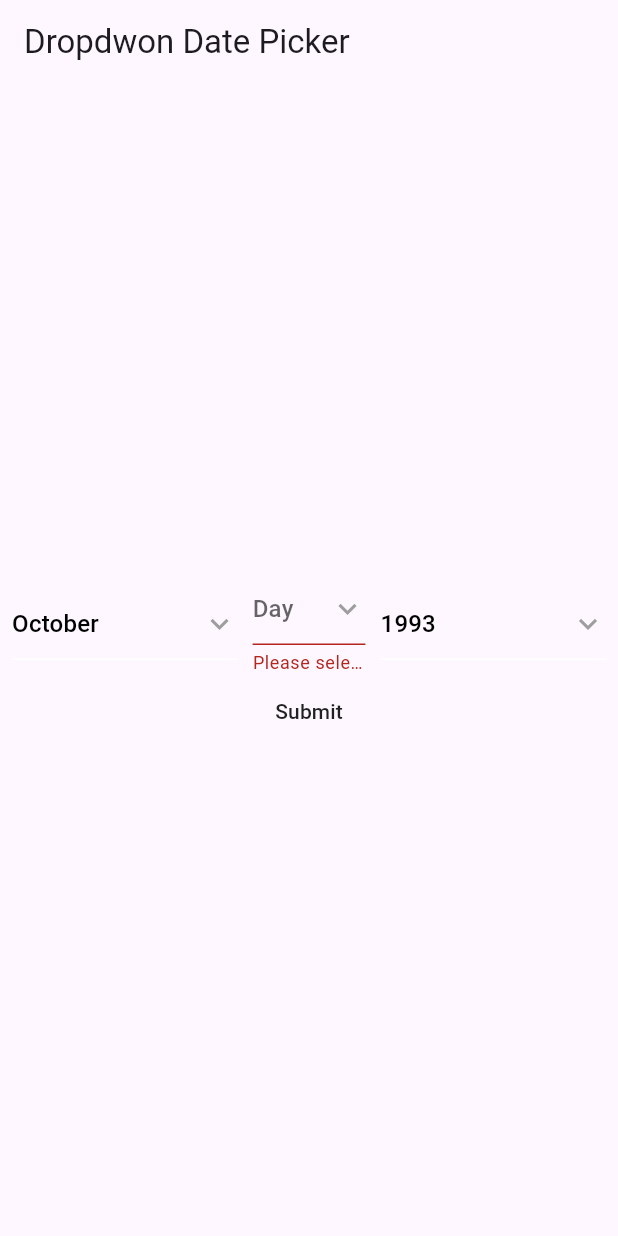
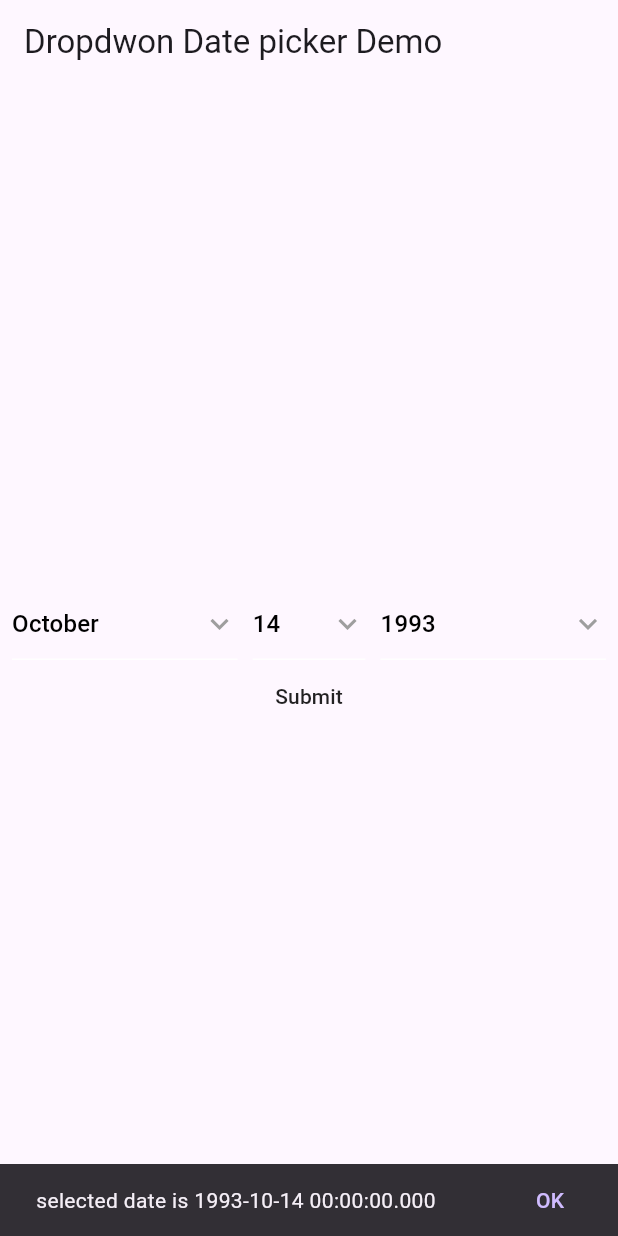
Before and after one commit to Robertrobinson777/dropdown_date_picker, a Flutter app: the screen it shows after launch, after a tap on "Submit", on a phone screen of 412 x 824 dp. Run offline on Flutter 3.47's test engine with Material 2 defaults, Android fonts, the phone set to English and light mode, and no system bars.

Commit message:
updated example

```diff
--- a/example/lib/main.dart
+++ b/example/lib/main.dart
@@ -13,10 +13,10 @@ class MyApp extends StatelessWidget {
   @override
   Widget build(BuildContext context) {
     return MaterialApp(
-      title: 'Flutter Demo',
+      title: 'Dropdown Datepicker Demo',
       debugShowCheckedModeBanner: false,
       theme: ThemeData(useMaterial3: true),
-      home: const MyHomePage(title: 'Dropdwon Date Picker'),
+      home: const MyHomePage(title: 'Dropdwon Date picker Demo'),
     );
   }
 }
@@ -33,6 +33,9 @@ class MyHomePage extends StatefulWidget {
 class _MyHomePageState extends State<MyHomePage> {
   final GlobalKey<FormState> formKey = GlobalKey<FormState>();
   AutovalidateMode _autovalidate = AutovalidateMode.disabled;
+  int _selectedDay = 14;
+  int _selectedMonth = 10;
+  int _selectedYear = 1993;
 
   @override
   Widget build(BuildContext context) {
@@ -63,12 +66,21 @@ class _MyHomePageState extends State<MyHomePage> {
                 startYear: 1900, // optional
                 endYear: 2020, // optional
                 width: 10, // optional
-                // selectedDay: 14, // optional
-                selectedMonth: 10, // optional
-                selectedYear: 1993, // optional
-                onChangedDay: (value) => print('onChangedDay: $value'),
-                onChangedMonth: (value) => print('onChangedMonth: $value'),
-                onChangedYear: (value) => print('onChangedYear: $value'),
+                selectedDay: _selectedDay, // optional
+                selectedMonth: _selectedMonth, // optional
+                selectedYear: _selectedYear, // optional
+                onChangedDay: (value) {
+                  _selectedDay = int.parse(value!);
+                  print('onChangedDay: $value');
+                },
+                onChangedMonth: (value) {
+                  _selectedMonth = int.parse(value!);
+                  print('onChangedMonth: $value');
+                },
+                onChangedYear: (value) {
+                  _selectedYear = int.parse(value!);
+                  print('onChangedYear: $value');
+                },
                 //boxDecoration: BoxDecoration(
                 // border: Border.all(color: Colors.grey, width: 1.0)), // optional
                 // showDay: false,// optional
@@ -83,7 +95,18 @@ class _MyHomePageState extends State<MyHomePage> {
                 onPressed: () {
                   if (formKey.currentState!.validate()) {
                     formKey.currentState!.save();
-                    print('on save');
+                    DateTime? date =
+                        _dateTime(_selectedDay, _selectedMonth, _selectedYear);
+                    ScaffoldMessenger.of(context).showSnackBar(
+                      SnackBar(
+                        action: SnackBarAction(
+                          label: 'OK',
+                          onPressed: () {},
+                        ),
+                        content: Text('selected date is $date'),
+                        elevation: 20,
+                      ),
+                    );
                   } else {
                     print('on error');
                     setState(() {
@@ -99,4 +122,12 @@ class _MyHomePageState extends State<MyHomePage> {
       ),
     );
   }
+
+  //String to datetime conversion
+  DateTime? _dateTime(int? day, int? month, int? year) {
+    if (day != null && month != null && year != null) {
+      return DateTime(year, month, day);
+    }
+    return null;
+  }
 }
```
